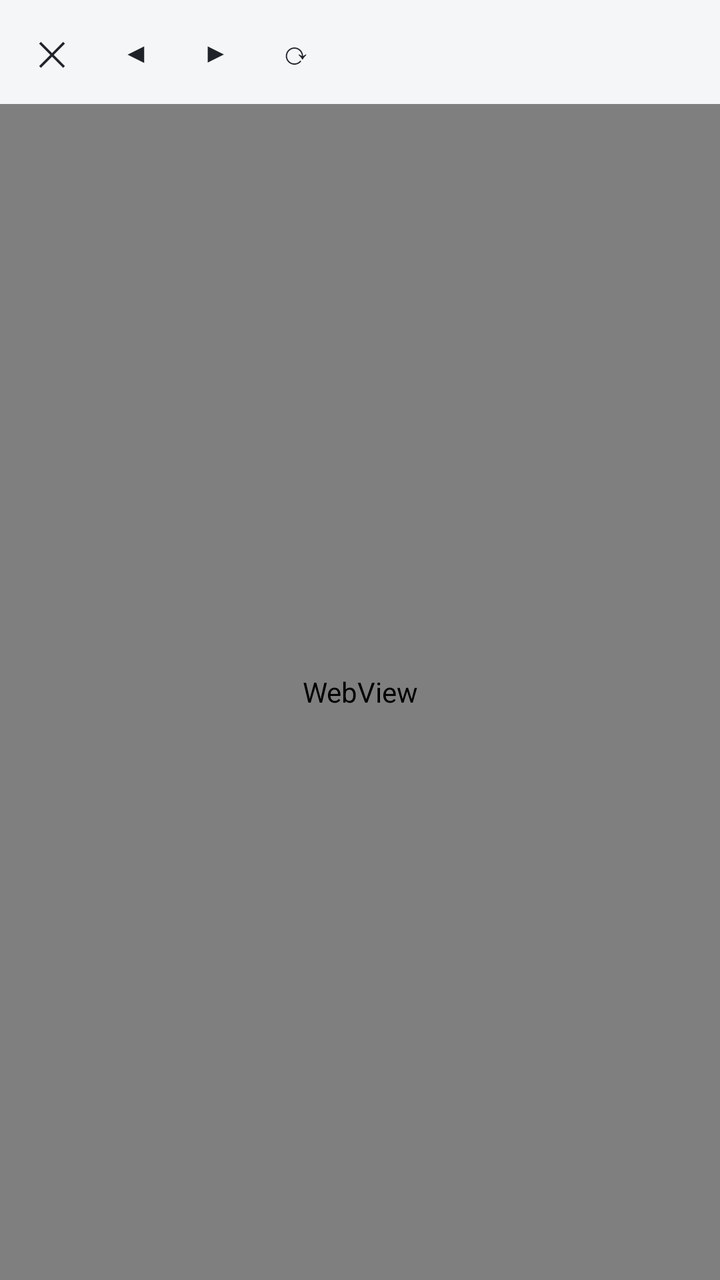
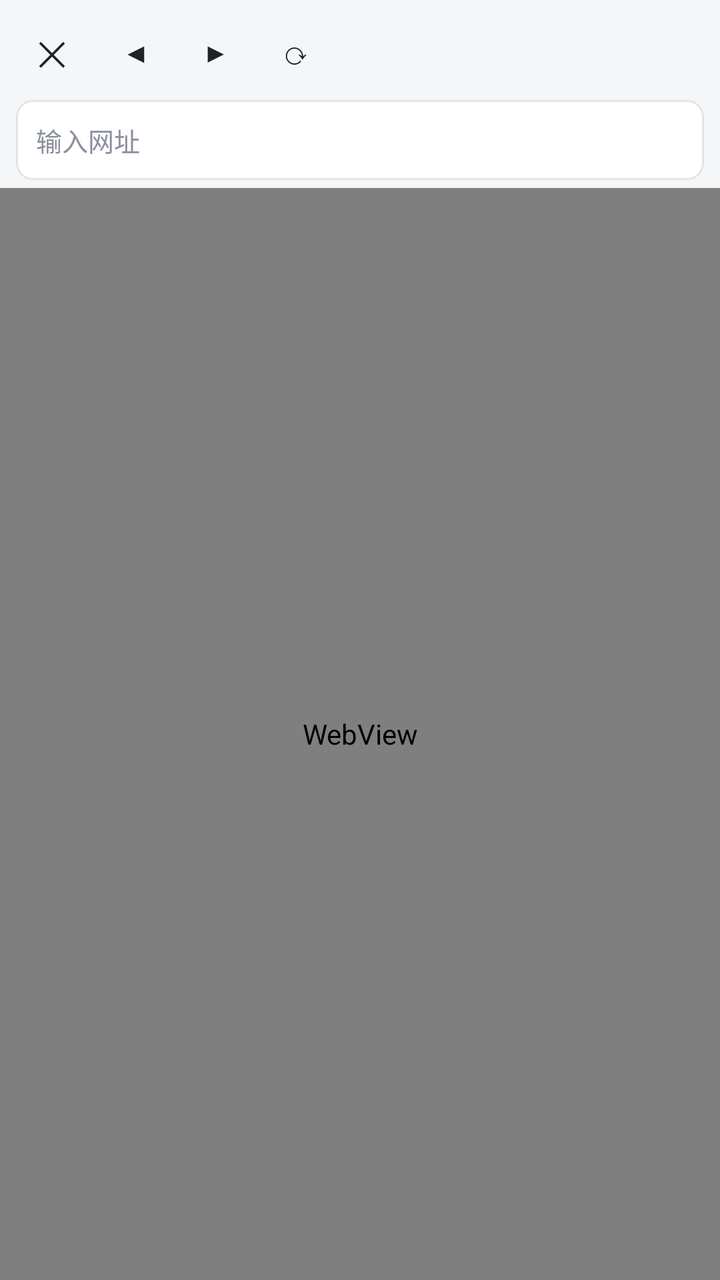

Screens rendered from an Android XML layout before and after an edit, with the pre-edit source and the edit as a unified diff.
<!-- AndroidManifest.xml: application theme AppTheme -->
<!-- res/layout/activity_browser.xml -->
<?xml version="1.0" encoding="utf-8"?>
<LinearLayout xmlns:android="http://schemas.android.com/apk/res/android"
    android:layout_width="match_parent"
    android:layout_height="match_parent"
    android:background="@color/bg"
    android:orientation="vertical">

    <LinearLayout
        android:layout_width="match_parent"
        android:layout_height="wrap_content"
        android:background="@color/bg"
        android:gravity="center_vertical"
        android:orientation="horizontal"
        android:paddingStart="4dp"
        android:paddingTop="4dp"
        android:paddingEnd="8dp"
        android:paddingBottom="4dp">

        <TextView
            android:id="@+id/btn_close"
            android:layout_width="wrap_content"
            android:layout_height="44dp"
            android:gravity="center"
            android:minWidth="44dp"
            android:text="✕"
            android:textColor="@color/text1"
            android:textSize="17sp" />

        <TextView
            android:id="@+id/btn_prev"
            android:layout_width="wrap_content"
            android:layout_height="44dp"
            android:gravity="center"
            android:minWidth="40dp"
            android:text="◀"
            android:textColor="@color/text1"
            android:textSize="14sp" />

        <TextView
            android:id="@+id/btn_next"
            android:layout_width="wrap_content"
            android:layout_height="44dp"
            android:gravity="center"
            android:minWidth="40dp"
            android:text="▶"
            android:textColor="@color/text1"
            android:textSize="14sp" />

        <TextView
            android:id="@+id/btn_reload"
            android:layout_width="wrap_content"
            android:layout_height="44dp"
            android:gravity="center"
            android:minWidth="40dp"
            android:text="⟳"
            android:textColor="@color/text1"
            android:textSize="16sp" />

        <TextView
            android:id="@+id/page_title"
            android:layout_width="0dp"
            android:layout_height="wrap_content"
            android:layout_marginStart="4dp"
            android:layout_weight="1"
            android:ellipsize="end"
            android:maxLines="1"
            android:text=""
            android:textColor="@color/text2"
            android:textSize="13sp" />
    </LinearLayout>

    <WebView
        android:id="@+id/web"
        android:layout_width="match_parent"
        android:layout_height="0dp"
        android:layout_weight="1" />
</LinearLayout>
<!-- resources referenced by this layout -->
<resources>
  <color name="bg">#F5F6F8</color>
  <color name="text1">#1F2329</color>
  <color name="text2">#8A909C</color>
  <style name="AppTheme" parent="@android:style/Theme.Material.Light.NoActionBar">
          <item name="android:windowBackground">@color/bg</item>
          <item name="android:statusBarColor">@color/bg</item>
          <item name="android:navigationBarColor">@color/bg</item>
          <item name="android:windowLightStatusBar">true</item>
          <item name="android:colorAccent">@color/accent</item>
          <item name="android:colorPrimary">@color/accent</item>
          <item name="android:colorPrimaryDark">@color/bg</item>
      </style>
  <color name="accent">#4D6BFE</color>
</resources>

<!-- the commit's change to res/layout/activity_browser.xml (unified diff, before → after) -->
@@ -14,7 +14,7 @@
         android:paddingStart="4dp"
         android:paddingTop="4dp"
         android:paddingEnd="8dp"
-        android:paddingBottom="4dp">
+        android:paddingBottom="2dp">
 
         <TextView
             android:id="@+id/btn_close"
@@ -66,8 +66,28 @@
             android:maxLines="1"
             android:text=""
             android:textColor="@color/text2"
-            android:textSize="13sp" />
+            android:textSize="12sp" />
     </LinearLayout>
+
+    <EditText
+        android:id="@+id/addr_bar"
+        android:layout_width="match_parent"
+        android:layout_height="40dp"
+        android:layout_marginStart="8dp"
+        android:layout_marginEnd="8dp"
+        android:layout_marginBottom="4dp"
+        android:background="@drawable/bg_url_bar"
+        android:ellipsize="end"
+        android:hint="输入网址"
+        android:imeOptions="actionGo"
+        android:inputType="textUri"
+        android:maxLines="1"
+        android:paddingStart="10dp"
+        android:paddingEnd="10dp"
+        android:singleLine="true"
+        android:textColor="@color/text1"
+        android:textColorHint="@color/text2"
+        android:textSize="13sp" />
 
     <WebView
         android:id="@+id/web"
<!-- resource entries referenced after the edit -->
@@ -3,6 +3,15 @@
   <color name="bg">#F5F6F8</color>
   <color name="text1">#1F2329</color>
   <color name="text2">#8A909C</color>
+  <!-- drawable bg_url_bar (drawable) -->
+  <?xml version="1.0" encoding="utf-8"?>
+  <shape xmlns:android="http://schemas.android.com/apk/res/android">
+      <solid android:color="#FFFFFF" />
+      <corners android:radius="8dp" />
+      <stroke
+          android:width="1dp"
+          android:color="@color/border" />
+  </shape>
   <style name="AppTheme" parent="@android:style/Theme.Material.Light.NoActionBar">
           <item name="android:windowBackground">@color/bg</item>
           <item name="android:statusBarColor">@color/bg</item>
@@ -12,6 +21,7 @@
           <item name="android:colorPrimary">@color/accent</item>
           <item name="android:colorPrimaryDark">@color/bg</item>
       </style>
+  <color name="border">#E2E4E9</color>
   <color name="accent">#4D6BFE</color>
 </resources>
 
